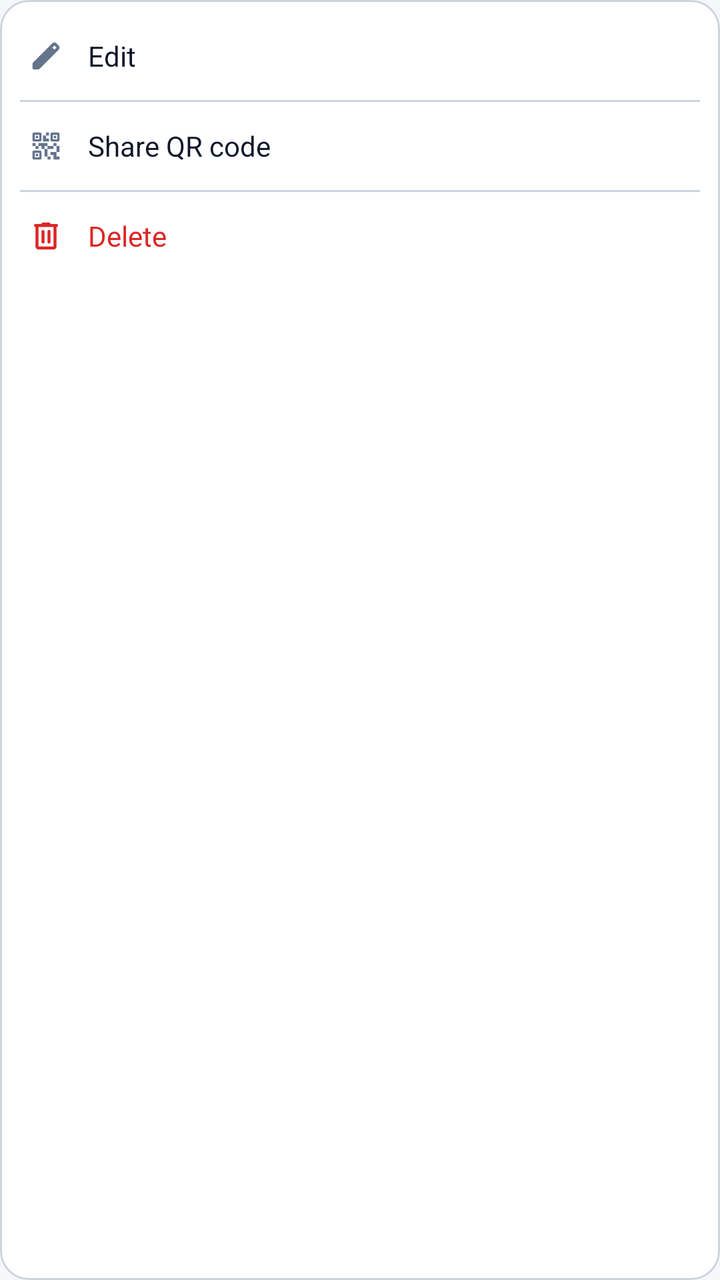
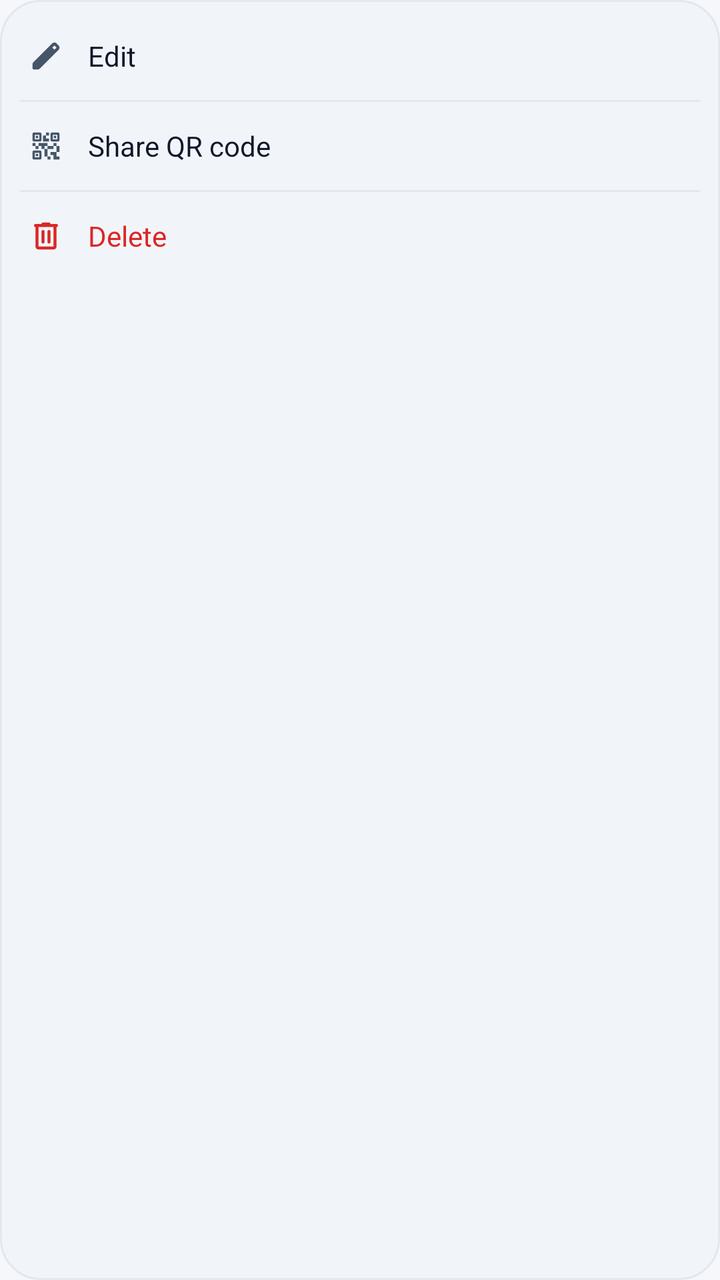

The first picture is an Android layout as it rendered before a commit; the second is the same layout after the commit. The layout source and the unified diff follow.
<!-- AndroidManifest.xml: application theme Theme.SoxMax -->
<!-- res/layout/popup_item_menu.xml -->
<?xml version="1.0" encoding="utf-8"?>
<LinearLayout xmlns:android="http://schemas.android.com/apk/res/android"
    xmlns:app="http://schemas.android.com/apk/res-auto"
    android:layout_width="wrap_content"
    android:layout_height="wrap_content"
    android:orientation="vertical"
    android:background="@drawable/bg_menu_popup"
    android:clipToOutline="true"
    android:paddingVertical="6dp"
    android:minWidth="180dp">

    <LinearLayout
        android:id="@+id/menu_edit"
        android:layout_width="match_parent"
        android:layout_height="44dp"
        android:orientation="horizontal"
        android:gravity="center_vertical"
        android:paddingHorizontal="14dp"
        android:background="?android:attr/selectableItemBackground"
        android:clickable="true"
        android:focusable="true">

        <ImageView
            android:layout_width="18dp"
            android:layout_height="18dp"
            android:src="@drawable/ic_edit"
            app:tint="@color/text_secondary" />

        <TextView
            android:layout_width="wrap_content"
            android:layout_height="wrap_content"
            android:layout_marginStart="12dp"
            android:text="@string/action_edit"
            android:textColor="@color/text_primary"
            android:textSize="14sp" />
    </LinearLayout>

    <View
        android:layout_width="match_parent"
        android:layout_height="1dp"
        android:layout_marginHorizontal="10dp"
        android:background="@color/bg_card_stroke" />

    <LinearLayout
        android:id="@+id/menu_share_qr"
        android:layout_width="match_parent"
        android:layout_height="44dp"
        android:orientation="horizontal"
        android:gravity="center_vertical"
        android:paddingHorizontal="14dp"
        android:background="?android:attr/selectableItemBackground"
        android:clickable="true"
        android:focusable="true">

        <ImageView
            android:layout_width="18dp"
            android:layout_height="18dp"
            android:src="@drawable/ic_qr_code"
            app:tint="@color/text_secondary" />

        <TextView
            android:layout_width="wrap_content"
            android:layout_height="wrap_content"
            android:layout_marginStart="12dp"
            android:text="@string/action_share_qr"
            android:textColor="@color/text_primary"
            android:textSize="14sp" />
    </LinearLayout>

    <View
        android:layout_width="match_parent"
        android:layout_height="1dp"
        android:layout_marginHorizontal="10dp"
        android:background="@color/bg_card_stroke" />

    <LinearLayout
        android:id="@+id/menu_delete"
        android:layout_width="match_parent"
        android:layout_height="44dp"
        android:orientation="horizontal"
        android:gravity="center_vertical"
        android:paddingHorizontal="14dp"
        android:background="?android:attr/selectableItemBackground"
        android:clickable="true"
        android:focusable="true">

        <ImageView
            android:layout_width="18dp"
            android:layout_height="18dp"
            android:src="@drawable/ic_delete"
            app:tint="@color/state_error" />

        <TextView
            android:layout_width="wrap_content"
            android:layout_height="wrap_content"
            android:layout_marginStart="12dp"
            android:text="@string/action_delete"
            android:textColor="@color/state_error"
            android:textSize="14sp" />
    </LinearLayout>

</LinearLayout>
<!-- resources referenced by this layout -->
<resources>
  <color name="bg_card_stroke">#CBD5E1</color>
  <color name="text_primary">#0F172A</color>
  <color name="text_secondary">#64748B</color>
  <!-- drawable bg_menu_popup (drawable) -->
  <?xml version="1.0" encoding="utf-8"?>
  <shape xmlns:android="http://schemas.android.com/apk/res/android"
      android:shape="rectangle">
      <solid android:color="@color/bg_card" />
      <corners android:radius="14dp" />
      <stroke android:width="1dp" android:color="@color/bg_card_stroke" />
  </shape>
  <style name="Theme.SoxMax" parent="Theme.Material3.DayNight.NoActionBar">
          <item name="colorPrimary">@color/accent_blue</item>
          <item name="colorOnPrimary">@android:color/white</item>
          <item name="android:windowBackground">@color/bg_deep</item>
          <item name="android:statusBarColor" tools:targetApi="l">@android:color/transparent</item>
          <item name="android:navigationBarColor" tools:targetApi="l">@android:color/transparent</item>
          <item name="android:windowLightStatusBar" tools:targetApi="m">?attr/isLightTheme</item>
          <item name="android:windowLightNavigationBar" tools:targetApi="o_mr1">?attr/isLightTheme</item>
          <item name="materialSwitchStyle">@style/Widget.Fluxon.Switch</item>
      </style>
  <color name="bg_card">#FFFFFF</color>
  <color name="accent_blue">#2563EB</color>
  <!-- unchanged entries left out for length: 9 -->
</resources>

<!-- the commit's change to res/layout/popup_item_menu.xml (unified diff, before → after) -->
@@ -39,7 +39,7 @@
         android:layout_width="match_parent"
         android:layout_height="1dp"
         android:layout_marginHorizontal="10dp"
-        android:background="@color/bg_card_stroke" />
+        android:background="@color/m3_outline_variant" />
 
     <LinearLayout
         android:id="@+id/menu_share_qr"
@@ -71,7 +71,7 @@
         android:layout_width="match_parent"
         android:layout_height="1dp"
         android:layout_marginHorizontal="10dp"
-        android:background="@color/bg_card_stroke" />
+        android:background="@color/m3_outline_variant" />
 
     <LinearLayout
         android:id="@+id/menu_delete"
<!-- resource entries referenced after the edit -->
@@ -1,28 +1,115 @@
 <!-- resources referenced by this layout -->
 <resources>
-  <color name="bg_card_stroke">#CBD5E1</color>
-  <color name="text_primary">#0F172A</color>
-  <color name="text_secondary">#64748B</color>
+  <color name="m3_outline_variant">#E2E8F0</color>
+  <color name="text_primary">@color/m3_on_surface</color>
+  <color name="text_secondary">@color/m3_on_surface_variant</color>
   <!-- drawable bg_menu_popup (drawable) -->
   <?xml version="1.0" encoding="utf-8"?>
   <shape xmlns:android="http://schemas.android.com/apk/res/android"
       android:shape="rectangle">
-      <solid android:color="@color/bg_card" />
-      <corners android:radius="14dp" />
-      <stroke android:width="1dp" android:color="@color/bg_card_stroke" />
+      <solid android:color="@color/m3_surface_container_low" />
+      <stroke
+          android:width="1dp"
+          android:color="@color/m3_outline_variant" />
+      <corners android:radius="20dp" />
   </shape>
   <style name="Theme.SoxMax" parent="Theme.Material3.DayNight.NoActionBar">
-          <item name="colorPrimary">@color/accent_blue</item>
-          <item name="colorOnPrimary">@android:color/white</item>
+          
+          <item name="colorPrimary">@color/m3_primary</item>
+          <item name="colorOnPrimary">@color/m3_on_primary</item>
+          <item name="colorPrimaryContainer">@color/m3_primary_container</item>
+          <item name="colorOnPrimaryContainer">@color/m3_on_primary_container</item>
+  
+          
+          <item name="colorSecondary">@color/m3_secondary</item>
+          <item name="colorOnSecondary">@color/m3_on_secondary</item>
+          <item name="colorSecondaryContainer">@color/m3_secondary_container</item>
+          <item name="colorOnSecondaryContainer">@color/m3_on_secondary_container</item>
+  
+          
+          <item name="colorTertiary">@color/m3_tertiary</item>
+          <item name="colorOnTertiary">@color/m3_on_tertiary</item>
+          <item name="colorTertiaryContainer">@color/m3_tertiary_container</item>
+          <item name="colorOnTertiaryContainer">@color/m3_on_tertiary_container</item>
+  
+          
+          <item name="colorError">@color/m3_error</item>
+          <item name="colorOnError">@color/m3_on_error</item>
+          <item name="colorErrorContainer">@color/m3_error_container</item>
+          <item name="colorOnErrorContainer">@color/m3_on_error_container</item>
+  
+          
+          <item name="colorSurface">@color/m3_surface</item>
+          <item name="colorOnSurface">@color/m3_on_surface</item>
+          <item name="colorOnSurfaceVariant">@color/m3_on_surface_variant</item>
+          <item name="colorSurfaceContainerLowest">@color/m3_surface_container_lowest</item>
+          <item name="colorSurfaceContainerLow">@color/m3_surface_container_low</item>
+          <item name="colorSurfaceContainer">@color/m3_surface_container</item>
+          <item name="colorSurfaceContainerHigh">@color/m3_surface_container_high</item>
+          <item name="colorSurfaceContainerHighest">@color/m3_surface_container_highest</item>
+          <item name="colorOutline">@color/m3_outline</item>
+          <item name="colorOutlineVariant">@color/m3_outline_variant</item>
+  
+          
           <item name="android:windowBackground">@color/bg_deep</item>
           <item name="android:statusBarColor" tools:targetApi="l">@android:color/transparent</item>
           <item name="android:navigationBarColor" tools:targetApi="l">@android:color/transparent</item>
           <item name="android:windowLightStatusBar" tools:targetApi="m">?attr/isLightTheme</item>
           <item name="android:windowLightNavigationBar" tools:targetApi="o_mr1">?attr/isLightTheme</item>
+  
+          
           <item name="materialSwitchStyle">@style/Widget.Fluxon.Switch</item>
+          <item name="bottomSheetDialogTheme">@style/ThemeOverlay.Fluxon.BottomSheetDialog</item>
+          <item name="materialAlertDialogTheme">@style/ThemeOverlay.Fluxon.MaterialAlertDialog</item>
       </style>
-  <color name="bg_card">#FFFFFF</color>
-  <color name="accent_blue">#2563EB</color>
+  <color name="m3_on_surface">#0F172A</color>
+  <color name="m3_on_surface_variant">#475569</color>
+  <color name="m3_surface_container_low">#F1F5F9</color>
+  <color name="m3_primary">#2563EB</color>
+  <color name="m3_on_primary">#FFFFFF</color>
+  <color name="m3_primary_container">#DBEAFE</color>
+  <color name="m3_on_primary_container">#1E40AF</color>
+  <color name="m3_secondary">#475569</color>
+  <color name="m3_on_secondary">#FFFFFF</color>
+  <color name="m3_secondary_container">#E2E8F0</color>
+  <color name="m3_on_secondary_container">#1E293B</color>
+  <color name="m3_tertiary">#7C3AED</color>
+  <color name="m3_on_tertiary">#FFFFFF</color>
+  <color name="m3_tertiary_container">#EDE9FE</color>
+  <color name="m3_on_tertiary_container">#4C1D95</color>
+  <color name="m3_error">#DC2626</color>
+  <color name="m3_on_error">#FFFFFF</color>
+  <color name="m3_error_container">#FEE2E2</color>
+  <color name="m3_on_error_container">#991B1B</color>
+  <color name="m3_surface">#F8FAFC</color>
+  <color name="m3_surface_container_lowest">#FFFFFF</color>
+  <color name="m3_surface_container">#E2E8F0</color>
+  <color name="m3_surface_container_high">#CBD5E1</color>
+  <color name="m3_surface_container_highest">#94A3B8</color>
+  <color name="m3_outline">#7C8BA0</color>
+  <style name="ThemeOverlay.Fluxon.BottomSheetDialog" parent="ThemeOverlay.Material3.BottomSheetDialog">
+          <item name="bottomSheetStyle">@style/Widget.Fluxon.BottomSheet.Modal</item>
+          <item name="android:windowIsFloating">false</item>
+          <item name="android:statusBarColor">@android:color/transparent</item>
+          <item name="android:navigationBarColor">@android:color/transparent</item>
+      </style>
+  <style name="ThemeOverlay.Fluxon.MaterialAlertDialog" parent="ThemeOverlay.Material3.MaterialAlertDialog">
+          <item name="colorSurface">@color/m3_surface_container_low</item>
+          <item name="shapeAppearance">@style/ShapeAppearance.Fluxon.Dialog</item>
+      </style>
+  <style name="Widget.Fluxon.BottomSheet.Modal" parent="Widget.Material3.BottomSheet.Modal">
+          <item name="backgroundTint">@color/m3_surface_container_low</item>
+          <item name="shapeAppearance">@style/ShapeAppearance.Fluxon.BottomSheet</item>
+      </style>
+  <style name="ShapeAppearance.Fluxon.Dialog" parent="ShapeAppearance.Material3.Corner.ExtraLarge">
+          <item name="cornerSize">20dp</item>
+      </style>
+  <style name="ShapeAppearance.Fluxon.BottomSheet" parent="ShapeAppearance.Material3.Corner.Large">
+          <item name="cornerSizeTopLeft">28dp</item>
+          <item name="cornerSizeTopRight">28dp</item>
+          <item name="cornerSizeBottomLeft">0dp</item>
+          <item name="cornerSizeBottomRight">0dp</item>
+      </style>
   <!-- unchanged entries left out for length: 9 -->
 </resources>
 
